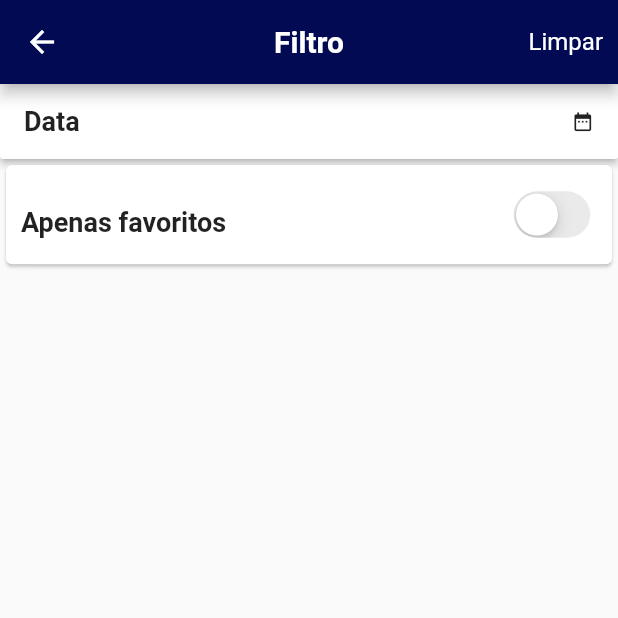
After one commit to GabrielleAmorim/teste_mesa_mobile, a Flutter app: the TelaFiltro screen opened directly, on a phone screen of 412 x 824 dp, the top half of it. The commit adds this screen. Run offline on Flutter 3.47's test engine with Material 2 defaults, Android fonts, the phone set to English and light mode, and no system bars; our stand-ins replace flutter_datetime_picker, flutter_svg, get, shared_preferences, toast; missing offline and left inert: flutter_pagewise; accounts and stored records are empty.

Commit message:
feature: salvando favoritos e layout da tela de filtro

```diff
--- /dev/null
+++ b/lib/controller/tela_filtro_controller.dart
@@ -0,0 +1,26 @@
+import 'package:get/get.dart';
+
+class TelaFiltroController extends GetxController{
+
+  final dataFiltro = ''.obs;
+  final apenasFavoritos = false.obs;
+
+
+  changeData(String data){
+    this.dataFiltro.value = data;
+    update();
+  }
+
+  changeApenasFavoritos(bool value){
+    this.apenasFavoritos.value = value;
+    update();
+  }
+
+  limparFiltro(){
+    this.dataFiltro.value = '';
+    update();
+    this.apenasFavoritos.value = false;
+    update();
+  }
+
+}
--- a/lib/service/tela_listagem_noticias_service.dart
+++ b/lib/service/tela_listagem_noticias_service.dart
@@ -16,7 +16,7 @@ class TelaListagemNoticiasService{
         var data = jsonDecode["data"];
         for (var item in data) {
           Noticia noticia = new Noticia(title: item['title'], description: item['description'], content: item['content'], author: item['author'], published_at: item['published_at'],
-              highlight: item['highlight'], url: item['url'], image_url: item['image_url']);
+              highlight: item['highlight'], url: item['url'], image_url: item['image_url'], favorite: false);
           retorno.add(noticia);
         }
         return retorno;
@@ -43,7 +43,7 @@ class TelaListagemNoticiasService{
         var data = jsonDecode["data"];
         for (var item in data) {
           Noticia noticia = new Noticia(title: item['title'], description: item['description'], content: item['content'], author: item['author'], published_at: item['published_at'],
-              highlight: item['highlight'], url: item['url'], image_url: item['image_url']);
+              highlight: item['highlight'], url: item['url'], image_url: item['image_url'], favorite: false);
           retorno.add(noticia);
         }
         return retorno;
--- /dev/null
+++ b/lib/view/tela_filtro.dart
@@ -0,0 +1,127 @@
+import 'package:flutter/cupertino.dart';
+import 'package:flutter/material.dart';
+import 'package:flutter_datetime_picker/flutter_datetime_picker.dart';
+import 'package:get/get.dart';
+import 'package:teste_mesa_mobile/controller/tela_cadastro_controller.dart';
+import 'package:teste_mesa_mobile/controller/tela_filtro_controller.dart';
+import 'package:teste_mesa_mobile/util/values.dart';
+
+class TelaFiltro extends StatelessWidget {
+  final TelaFiltroController _telaFiltroController =
+      Get.put(TelaFiltroController());
+
+  @override
+  Widget build(BuildContext context) {
+    return new Scaffold(
+        appBar: new AppBar(
+          centerTitle: true,
+          title: Text(
+            "Filtro",
+            style: TextStyle(color: Colors.white, fontWeight: FontWeight.bold),
+          ),
+          backgroundColor: Values.MAIN_COLOR,
+          leading: IconButton(
+            icon: Icon(Icons.arrow_back, color: Colors.white),
+            onPressed: () {
+              Get.back();
+            },
+          ),
+          actions: [
+            GestureDetector(
+                onTap: (){
+                  Get.find<TelaFiltroController>().limparFiltro();
+                },
+                child: Container(
+                  padding: EdgeInsets.only(right: 10),
+                  alignment: Alignment.centerRight,
+                  child: Text("Limpar", style: TextStyle(color: Colors.white, fontSize: 16),),
+                )
+            )
+          ],
+        ),
+        body: Column(
+          children: [
+            Container(
+              child: RaisedButton(
+                onPressed: () {
+                  DatePicker.showDatePicker(context, showTitleActions: true,
+                      onConfirm: (date) {
+                    var _date = '${date.day}/${date.month}/${date.year}';
+                    Get.find<TelaFiltroController>().changeData(_date);
+                  }, currentTime: DateTime.now(), locale: LocaleType.pt);
+                },
+                child: Container(
+                  alignment: Alignment.center,
+                  height: 50.0,
+                  child: Row(
+                    mainAxisAlignment: MainAxisAlignment.spaceBetween,
+                    children: <Widget>[
+                      Text(
+                        "Data",
+                        style: TextStyle(
+                            fontSize: 18, fontWeight: FontWeight.bold),
+                        overflow: TextOverflow.ellipsis,
+                      ),
+                      GetX<TelaFiltroController>(
+                        builder: (_) {
+                          return Row(
+                            children: <Widget>[
+                              Container(
+                                child: Row(
+                                  children: <Widget>[
+                                    Text(
+                                      _.dataFiltro.value,
+                                      style: TextStyle(fontSize: 15),
+                                      overflow: TextOverflow.ellipsis,
+                                    ),
+                                    Container(
+                                      padding: EdgeInsets.only(left: 10),
+                                      child: Icon(Icons.date_range, size: 15),
+                                    )
+                                  ],
+                                ),
+                              )
+                            ],
+                          );
+                        },
+                      )
+                    ],
+                  ),
+                ),
+                color: Colors.white,
+              ),
+            ),
+            Container(
+              width: MediaQuery.of(context).size.width,
+              height: MediaQuery.of(context).size.height * 0.09,
+              child: Card(
+                  child: Row(
+                mainAxisAlignment: MainAxisAlignment.spaceBetween,
+                children: [
+                  Container(
+                    padding: EdgeInsets.only(left: 10, top: 10),
+                    child: Text("Apenas favoritos", style: TextStyle(fontSize: 18, fontWeight: FontWeight.bold)),
+                  ),
+                  Container(
+                    child: SizedBox(
+                        width: 80,
+                        height: 10,
+                        child: GetX<TelaFiltroController>(
+                          builder: (_) {
+                            return CupertinoSwitch(
+                              value: _.apenasFavoritos.value,
+                              onChanged: (bool val){
+                                _.changeApenasFavoritos(val);
+                              },
+                            );
+                          },
+                        )
+                    )
+                  )
+                ],
+              )),
+            ),
+          ],
+        ));
+  }
+}
```
Also changed, not shown: lib/controller/tela_listagem_noticias_controller.dart (+28 -0 lines), lib/models/noticia.dart (+12 -2 lines), lib/view/tela_listagem_noticias.dart (+34 -2 lines).
